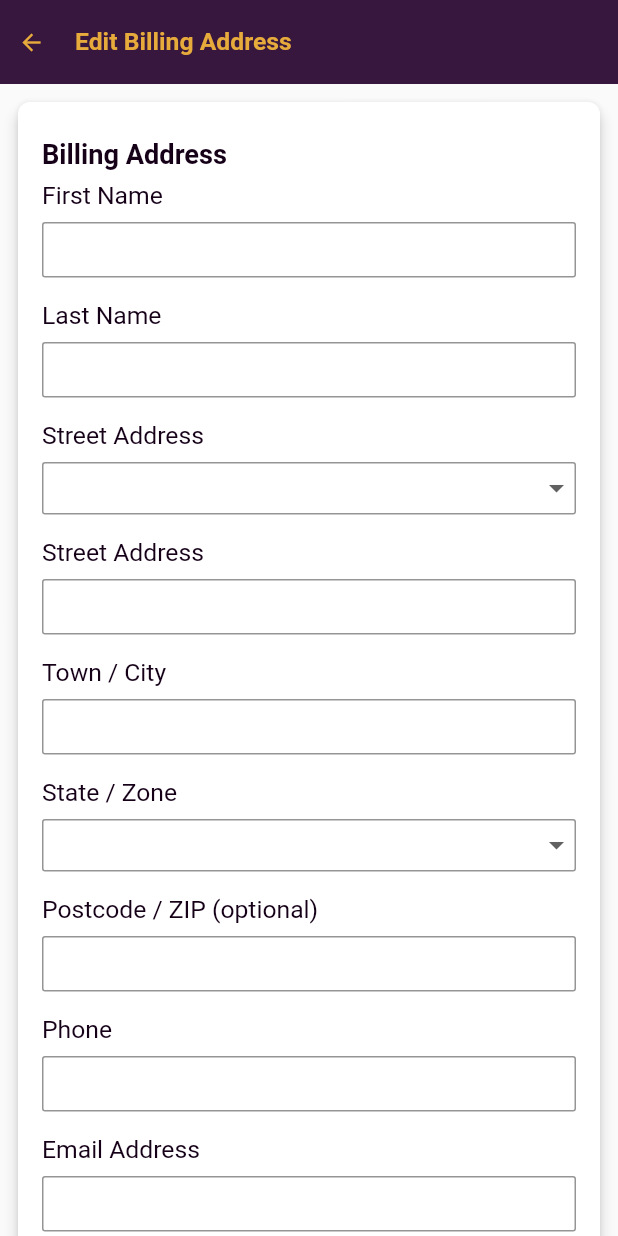
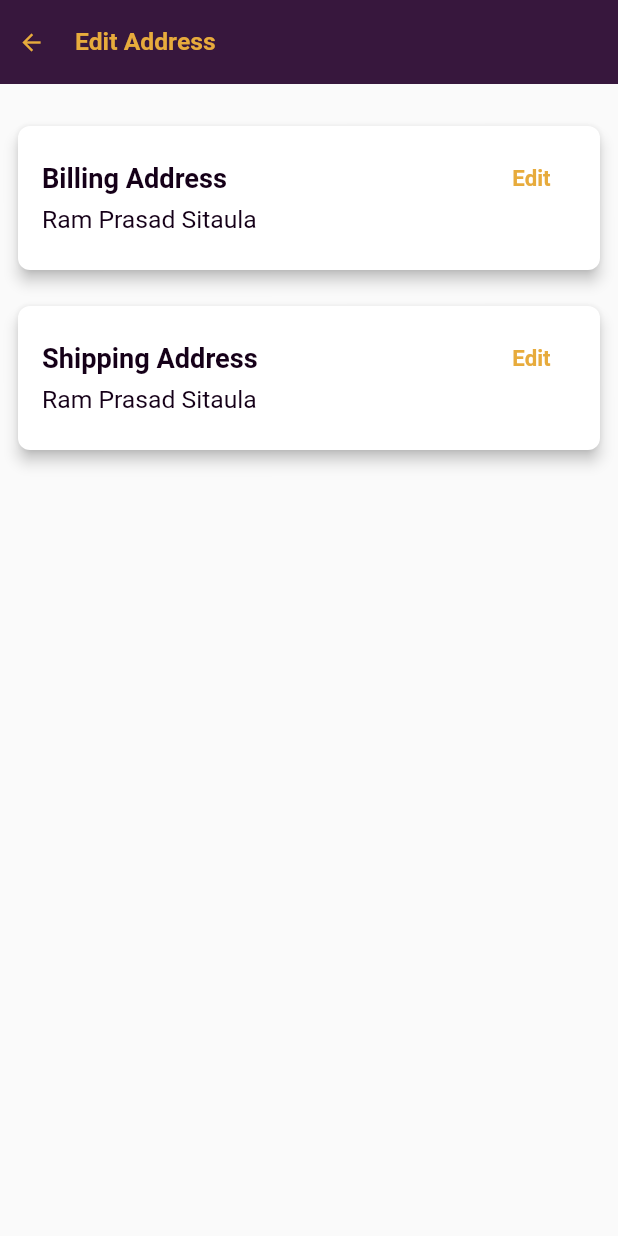
Before and after one commit to hemanta-rijal/murarkey-app, a Flutter app: the EditAddressWidget screen opened by its route, on a phone screen of 412 x 824 dp. Run offline on Flutter 3.47's test engine with Material 2 defaults, Android fonts, the phone set to English and light mode, and no system bars; our stand-ins replace carousel_slider, flutter_svg, websafe_svg; missing offline and left inert: dart:ffi; network calls fail.

Commit message:
Worked on Edit Billing and Shipping Address

```diff
--- a/murarkey_app/lib/custom_views/text_view/TextviewWidget.dart
+++ b/murarkey_app/lib/custom_views/text_view/TextviewWidget.dart
@@ -5,15 +5,20 @@ import 'package:murarkey_app/utils/Imports.dart';
  * Created by Suman Prasad Neupane on 5/20/2021.
  */
 
-textView1({String title, margin, double textSize, FontWeight fontWeight}) {
+textView1(
+    {String title, margin, double textSize, FontWeight fontWeight, color, textAlign}) {
   textSize = textSize == null ? 2.0 : textSize;
   fontWeight = fontWeight ?? FontWeight.normal;
+  color = color ?? AppConstants.appColor.textColor;
+  textAlign = textAlign ?? TextAlign.left;
+
   return Container(
-    margin: margin ?? EdgeInsets.zero,
+    margin: margin ?? null,//EdgeInses.zerot,
     child: Text(
       title,
+      textAlign: textAlign,
       style: TextStyle(
-        color: AppConstants.appColor.textColor,
+        color: color,
         fontWeight: fontWeight,
         fontSize: SizeConfig.textMultiplier * textSize,
       ),
--- a/murarkey_app/lib/routes/NavigateRoute.dart
+++ b/murarkey_app/lib/routes/NavigateRoute.dart
@@ -1,6 +1,8 @@
 import 'package:murarkey_app/utils/Imports.dart';
 import 'package:murarkey_app/views/MainScreenWidget.dart';
-import 'package:murarkey_app/views/address/EditAddressWidget.dart';
+import 'package:murarkey_app/views/address/widgets/EditBillingAddressWidget.dart';
+import 'package:murarkey_app/views/address/widgets/EditShippingAddressWidget.dart';
+import 'file:///D:/Personal/Projects/murarkey-app/murarkey_app/lib/views/address/widgets/EditAddressWidget.dart';
 import 'package:murarkey_app/views/auth/register/RegisterWidget.dart';
 import 'package:murarkey_app/views/profile/EditProfileWidget.dart';
 
@@ -15,6 +17,9 @@ class NavigateRoute{
   static const String HOME = "MainScreenWidget";
   static const String PROFILE_Edit = "EditProfileWidget";
   static const String ADDRESS_Edit = "EditAddressWidget";
+  static const String ADDRESS_BILLING_Edit = "EditBillingAddressWidget";
+  static const String ADDRESS_SHIPPING_Edit = "EditShippingAddressWidget";
+
 
   static Route<dynamic> generateRoute(RouteSettings settings){
     final args = settings.arguments;
@@ -30,6 +35,10 @@ class NavigateRoute{
         return _MaterialPageRoute(EditProfileWidget());
       case ADDRESS_Edit:
         return _MaterialPageRoute(EditAddressWidget());
+      case ADDRESS_BILLING_Edit:
+        return _MaterialPageRoute(EditBillingAddressWidget());
+      case ADDRESS_SHIPPING_Edit:
+        return _MaterialPageRoute(EditShippingAddressWidget());
       default:
         LoginWidget();
       //   return _errorRoute();
--- a/murarkey_app/lib/utils/Imports.dart
+++ b/murarkey_app/lib/utils/Imports.dart
@@ -4,6 +4,7 @@ export 'package:murarkey_app/utils/SizeConfig.dart';
 export 'package:murarkey_app/themes/AppTheme.dart';
 export 'package:murarkey_app/themes/colors/AppColor.dart';
 
+export 'package:murarkey_app/custom_views/CustomStatefulWidget.dart';
 
 export 'package:murarkey_app/utils/AppConstants.dart';
 
--- a/murarkey_app/lib/views/address/view_model/EditAddressViewModel.dart
+++ b/murarkey_app/lib/views/address/view_model/EditAddressViewModel.dart
@@ -5,24 +5,6 @@ import 'package:murarkey_app/utils/Imports.dart';
  */
 
 class EditAddressViewModel{
-  final TextEditingController formFirstName = new TextEditingController();
-  final TextEditingController formLastName = new TextEditingController();
-  final TextEditingController formStreetAddress = new TextEditingController();
-  final TextEditingController formCity = new TextEditingController();
-  final TextEditingController formZipCode = new TextEditingController();
-  final TextEditingController formPhone = new TextEditingController();
-  final TextEditingController formEmail = new TextEditingController();
-
-  String formCountry;
-  String formStateOrZone;
-
-//Country / Region drp down
-
-//Town / City
-
-//State / Zone drp down
-
-//Postcode / ZIP (optional)
-
-//Phone
+ final String Billing_Address = "Billing Address";
+ final String Shipping_Address = "Shipping Address";
 }
--- /dev/null
+++ b/murarkey_app/lib/views/address/widgets/EditAddressWidget.dart
@@ -0,0 +1,107 @@
+import 'package:murarkey_app/custom_views/CustomStatefulWidget.dart';
+import 'package:murarkey_app/custom_views/text_view/TextFieldWidget.dart';
+import 'package:murarkey_app/custom_views/text_view/TextviewWidget.dart';
+import 'package:murarkey_app/routes/NavigateRoute.dart';
+import 'package:murarkey_app/utils/Imports.dart';
+import 'package:murarkey_app/views/address/view_model/EditAddressViewModel.dart';
+
+/**
+ * Created by Suman Prasad Neupane on 5/20/2021.
+ */
+
+class EditAddressWidget extends StatefulWidget {
+  @override
+  _EditAddressWidgetState createState() => _EditAddressWidgetState();
+}
+
+class _EditAddressWidgetState
+    extends CustomStatefulWidgetState<EditAddressWidget> {
+  EditAddressViewModel viewModel = new EditAddressViewModel();
+
+  @override
+  Widget build(BuildContext context) {
+    super.build(context);
+
+    Widget addressForm({String title, String name, Function(String) callback}) {
+      return Card(
+        elevation: 4.0,
+        shape: RoundedRectangleBorder(borderRadius: BorderRadius.circular(8)),
+        child: Container(
+          width: double.infinity,
+          margin: EdgeInsets.only(top: 24, bottom: 24, left: 16, right: 16),
+          child: Column(
+            crossAxisAlignment: CrossAxisAlignment.start,
+            children: [
+              Row(
+                //crossAxisAlignment: CrossAxisAlignment.stretch,
+                children: [
+                  Expanded(
+                    flex: 5,
+                    child: textView1(
+                        title: title,
+                        textSize: 2.2,
+                        fontWeight: FontWeight.bold),
+                  ),
+                  Expanded(
+                    flex: 1,
+                    child: InkResponse(
+                      child: Container(
+                        //padding: EdgeInsets.only(left: 8),
+                        child: textView1(
+                            title: "Edit",
+                            textSize: 1.8,
+                            fontWeight: FontWeight.bold,
+                            textAlign: TextAlign.center,
+                            color: AppConstants.appColor.accentColor),
+                      ),
+                      onTap: () {
+                        callback(title);
+                      },
+                    ),
+                  ),
+                ],
+              ),
+              //First Name
+              textView1(title: name, margin: EdgeInsets.only(top: 8)),
+            ],
+          ),
+        ),
+      );
+    }
+
+    void redirect(String type) {
+      if (type == viewModel.Billing_Address) {
+        NavigateRoute.pushNamed(context, NavigateRoute.ADDRESS_BILLING_Edit);
+      }
+      if (type == viewModel.Shipping_Address) {
+        NavigateRoute.pushNamed(context, NavigateRoute.ADDRESS_SHIPPING_Edit);
+      }
+    }
+
+    Widget buildView() {
+      return Column(crossAxisAlignment: CrossAxisAlignment.start, children: [
+        SizedBox(
+          height: 16,
+        ),
+        addressForm(
+            title: viewModel.Billing_Address,
+            name: "Ram Prasad Sitaula",
+            callback: (type) {
+              redirect(type);
+            }),
+        SizedBox(
+          height: 16,
+        ),
+        addressForm(
+            title: viewModel.Shipping_Address,
+            name: "Ram Prasad Sitaula",
+            callback: (type) {
+              redirect(type);
+            }),
+      ]);
+    }
+
+    return renderWithAppBar(
+        appBarText: "Edit Address", childWidget: buildView());
+  }
+}
--- a/murarkey_app/lib/views/address/EditAddressWidget.dart
+++ b/murarkey_app/lib/views/address/widgets/EditShippingAddressWidget.dart
@@ -6,22 +6,19 @@ import 'package:murarkey_app/custom_views/text_view/TextviewWidget.dart';
 import 'package:murarkey_app/repository/local/AccountDatas.dart';
 import 'package:murarkey_app/utils/Commons.dart';
 import 'package:murarkey_app/utils/Imports.dart';
-import 'package:murarkey_app/views/address/view_model/EditAddressViewModel.dart';
-import 'package:murarkey_app/views/profile/view_model/EditProfileViewModel.dart';
+import 'package:murarkey_app/views/address/view_model/EditBillingAddressViewModel.dart';
 
 /**
- * Created by Suman Prasad Neupane on 5/20/2021.
+ * Created by Suman Prasad Neupane on 5/22/2021.
  */
 
-class EditAddressWidget extends StatefulWidget {
+class EditShippingAddressWidget extends StatefulWidget {
   @override
-  _EditAddressWidgetState createState() => _EditAddressWidgetState();
+  _EditShippingAddressWidgetState createState() => _EditShippingAddressWidgetState();
 }
 
-class _EditAddressWidgetState
-    extends CustomStatefulWidgetState<EditAddressWidget> {
-  EditAddressViewModel viewModel = new EditAddressViewModel();
-
+class _EditShippingAddressWidgetState extends CustomStatefulWidgetState<EditShippingAddressWidget> {
+EditBillingAddressViewModel viewModel = new EditBillingAddressViewModel();
   @override
   Widget build(BuildContext context) {
     super.build(context);
@@ -36,7 +33,7 @@ class _EditAddressWidgetState
             crossAxisAlignment: CrossAxisAlignment.start,
             children: [
               textView1(
-                  title: "Billing Address",
+                  title: "Shipping Address",
                   textSize: 2.2,
                   fontWeight: FontWeight.bold),
               //First Name
@@ -157,6 +154,6 @@ class _EditAddressWidgetState
     }
 
     return renderWithAppBar(
-        appBarText: "Edit Billing Address", childWidget: buildView());
+        appBarText: "Edit Shipping Address", childWidget: buildView());
   }
 }
```
Also changed, not shown: murarkey_app/lib/views/address/view_model/EditBillingAddressViewModel.dart (added, +28 -0 lines), murarkey_app/lib/views/address/widgets/EditBillingAddressWidget.dart (added, +159 -0 lines).
